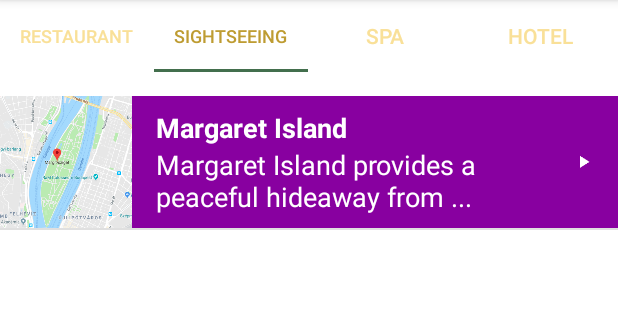
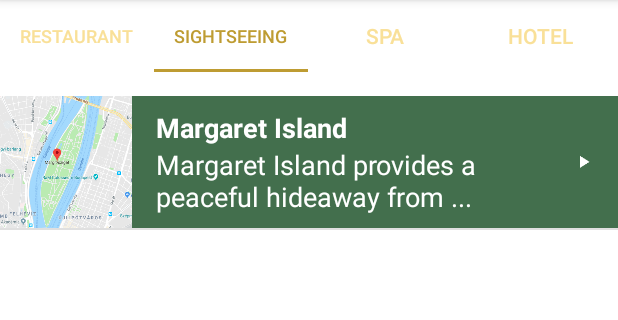
Before and after one commit to jozseflehocz/BudapestGuide, an Android app: the screen it shows after launch (MainActivity), tab 2 chosen, on a phone screen of 412 x 824 dp, the part 84-404 px from its top. Run offline under Robolectric (Android 15) with nearby library versions, the phone set to English and light mode, and no system bars.

Commit message:
+ItemDetails

```diff
--- a/app/src/main/java/com/example/android/budapestguide/MainActivity.java
+++ b/app/src/main/java/com/example/android/budapestguide/MainActivity.java
@@ -14,20 +14,22 @@
  * limitations under the License.
  */
 package com.example.android.budapestguide;
+import android.app.FragmentManager;
 import android.os.Bundle;
 import android.support.design.widget.TabLayout;
 import android.support.v4.view.ViewPager;
 import android.support.v7.app.AppCompatActivity;
+import android.util.Log;
 
 
 public class MainActivity extends AppCompatActivity {
+
+
 
     @Override
     protected void onCreate(Bundle savedInstanceState) {
         super.onCreate(savedInstanceState);
 
-        // Set the content of the activity to use the activity_main.xml layout file
-        setContentView(R.layout.activity_main);
 
         // Set the content of the activity to use the activity_main.xml layout file
         setContentView(R.layout.activity_main);
--- a/app/src/main/java/com/example/android/budapestguide/SightseeingFragment.java
+++ b/app/src/main/java/com/example/android/budapestguide/SightseeingFragment.java
@@ -1,8 +1,11 @@
 package com.example.android.budapestguide;
 
 
+import android.app.FragmentManager;
+import android.content.Intent;
 import android.os.Bundle;
 import android.support.v4.app.Fragment;
+import android.util.Log;
 import android.view.LayoutInflater;
 import android.view.View;
 import android.view.ViewGroup;
@@ -17,9 +20,13 @@ import java.util.ArrayList;
 public class SightseeingFragment extends Fragment {
 
 
+
+
     public SightseeingFragment() {
         // Required empty public constructor
     }
+
+
 
     @Override
     public View onCreateView(LayoutInflater inflater, ViewGroup container,
@@ -31,7 +38,7 @@ public class SightseeingFragment extends Fragment {
         // Create a list of guides
         final ArrayList<Guide> guides = new ArrayList<Guide>();
         guides.add(new Guide("Margaret Island", "Margaret Island provides a peaceful hideaway from hectic downtown Budapest with large green areas, flowery gardens, old trees, and lots of entertainment.",R.drawable.margaretisland));
-        GuideAdapter adapter = new GuideAdapter(getActivity(), guides, R.color.category_colors);
+        GuideAdapter adapter = new GuideAdapter(getActivity(), guides, R.color.flag_green);
 
         // Find the {@link ListView} object in the view hierarchy of the {@link Activity}.
         // There should be a {@link ListView} with the view ID called list, which is declared in the
@@ -51,6 +58,18 @@ public class SightseeingFragment extends Fragment {
                 // Get the {@link Guide} object at the given position the user clicked on
                 Guide guide = guides.get(position);
 
+                Intent itemDetailsIntent = new Intent(getActivity(), ItemDetails.class);
+
+                /**
+                 * https://stackoverflow.com/questions/2405120/how-to-start-an-intent-by-passing-some-parameters-to-it
+                 * adding track info as parameters to the intent
+                 */
+                itemDetailsIntent.putExtra("title",guide.getTitle());
+                itemDetailsIntent.putExtra("description",guide.getDescription());
+                itemDetailsIntent.putExtra("coverImgId",guide.getImageResourceId());
+                startActivity(itemDetailsIntent);
+
+
 
             }
         });
--- a/app/src/main/res/layout/item_details.xml
+++ b/app/src/main/res/layout/item_details.xml
@@ -7,7 +7,7 @@
     android:padding="@dimen/layout_padding">
 
     <ImageView
-        android:id="@+id/album_cover_image_view"
+        android:id="@+id/image_view"
         android:layout_width="fill_parent"
         android:layout_height="wrap_content"
         android:adjustViewBounds="true"
@@ -22,7 +22,7 @@
         tools:text="Title" />
 
     <TextView
-        android:id="@+id/details_text_view"
+        android:id="@+id/description_text_view"
         android:layout_width="match_parent"
         android:layout_height="wrap_content"
         android:textStyle="italic"
--- a/app/src/main/res/values/strings.xml
+++ b/app/src/main/res/values/strings.xml
@@ -27,5 +27,6 @@
 
     <!-- Category name for the vocabulary guides for sightseeing [CHAR LIMIT=20] -->
     <string name="category_spa">Spa</string>
+    <string name="item_details">Item Details</string>
 
 </resources>
--- a/app/src/main/res/values/styles.xml
+++ b/app/src/main/res/values/styles.xml
@@ -26,11 +26,11 @@
         <item name="android:layout_width">match_parent</item>
         <item name="android:layout_height">@dimen/list_item_height</item>
         <item name="android:gravity">center_vertical</item>
-        <item name="android:paddingBottom">16dp</item>-->
+        <item name="android:paddingBottom">@dimen/layout_padding</item>-->
         <item name="android:textColor">@color/flag_green</item>
         <item name="android:textStyle">bold</item>
         <item name="android:textAppearance">?android:textAppearanceMedium</item>
-        <item name="tabIndicatorColor">@color/flag_green</item>
+        <item name="tabIndicatorColor">@color/coa_dark_yellow</item>
         <item name="tabSelectedTextColor">@color/coa_dark_yellow</item>
         <item name="tabTextAppearance">@style/CategoryTabTextAppearance</item>
     </style>
```
Also changed, not shown: app/src/main/AndroidManifest.xml (+9 -0 lines), app/src/main/java/com/example/android/budapestguide/ItemDetails.java (added, +63 -0 lines).
